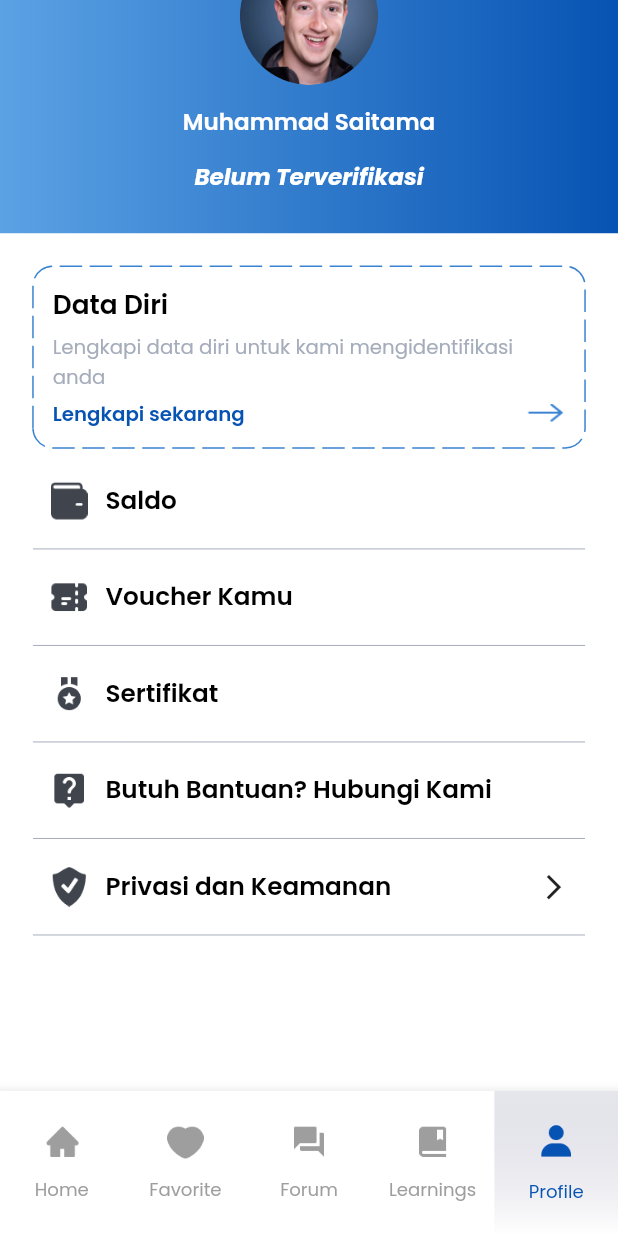
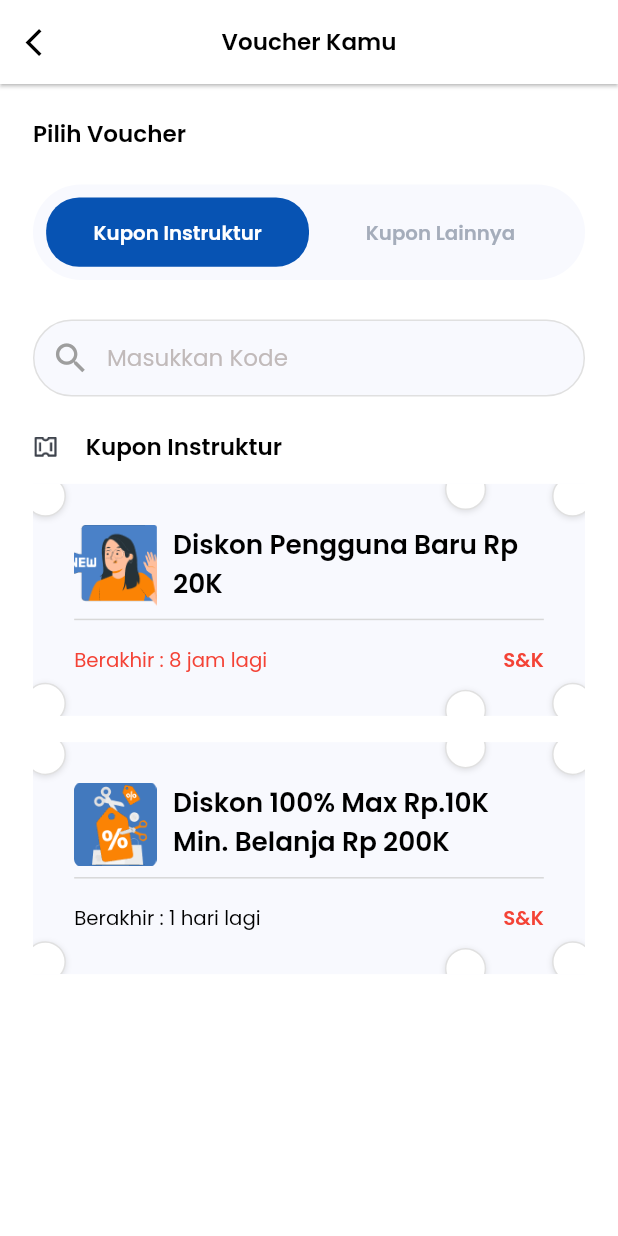
Before and after one commit to fathulaziss/profile-student, a Flutter app: the screen it shows after launch, scrolled down 95 dp, after a tap on "Voucher Kamu", on a phone screen of 412 x 824 dp. Run offline on Flutter 3.47's test engine with Material 2 defaults, Android fonts, the light colour scheme and no system bars; drawn by our look-alikes of dotted_border; our stand-ins replace dropdown_button2, flutter_screenutil, flutter_spinkit, get, google_fonts, image_picker; missing offline and left inert: easy_mask; project files that could hold a hidden picture were left out.

Commit message:
add voucher view

```diff
--- a/lib/app/modules/home/tabs/tab_profile.dart
+++ b/lib/app/modules/home/tabs/tab_profile.dart
@@ -25,7 +25,7 @@ class TabProfile extends StatelessWidget {
             label: 'Saldo',
           ),
           TabProfileMenu(
-            onTap: () {},
+            onTap: () => Get.toNamed(Routes.VOUCHER),
             icon: 'ic_voucher.png',
             label: 'Voucher Kamu',
           ),
--- a/lib/app/modules/sertifikat/views/sertifikat_view.dart
+++ b/lib/app/modules/sertifikat/views/sertifikat_view.dart
@@ -11,7 +11,7 @@ class SertifikatView extends GetView<SertifikatController> {
   @override
   Widget build(BuildContext context) {
     return Scaffold(
-      backgroundColor: const Color(0xFFF8F9FC),
+      backgroundColor: Colors.white,
       appBar: AppBar(
         title: Text(
           'Sertifikat Saya',
@@ -19,7 +19,7 @@ class SertifikatView extends GetView<SertifikatController> {
         ),
         centerTitle: true,
         backgroundColor: Colors.white,
-        elevation: 0.5,
+        elevation: 1,
         leading: IconButton(
           onPressed: Get.back,
           icon: Icon(
--- /dev/null
+++ b/lib/app/modules/voucher/bindings/voucher_binding.dart
@@ -0,0 +1,9 @@
+import 'package:get/get.dart';
+import 'package:profile_student/app/modules/voucher/controllers/voucher_controller.dart';
+
+class VoucherBinding extends Bindings {
+  @override
+  void dependencies() {
+    Get.lazyPut<VoucherController>(() => VoucherController());
+  }
+}
--- /dev/null
+++ b/lib/app/modules/voucher/components/voucher_item.dart
@@ -0,0 +1,157 @@
+import 'package:flutter/material.dart';
+import 'package:flutter_screenutil/flutter_screenutil.dart';
+import 'package:get/get.dart';
+import 'package:profile_student/app/modules/voucher/models/voucher_model.dart';
+import 'package:profile_student/styles/styles.dart';
+import 'package:profile_student/utils/app_asset.dart';
+
+class VoucherItem extends StatelessWidget {
+  const VoucherItem({super.key, required this.data});
+
+  final VoucherModel data;
+
+  @override
+  Widget build(BuildContext context) {
+    return Container(
+      width: Get.width,
+      decoration: const BoxDecoration(color: Color(0xFFF8F9FE)),
+      margin: EdgeInsets.only(bottom: Insets.lg),
+      child: Stack(
+        children: [
+          Padding(
+            padding: EdgeInsets.all(25.w),
+            child: Column(
+              crossAxisAlignment: CrossAxisAlignment.start,
+              mainAxisAlignment: MainAxisAlignment.center,
+              children: [
+                Row(
+                  crossAxisAlignment: CrossAxisAlignment.start,
+                  children: [
+                    SizedBox.square(
+                      dimension: 50.w,
+                      child: Image.asset(
+                        AppAsset.image(data.image),
+                        fit: BoxFit.cover,
+                      ),
+                    ),
+                    horizontalSpace(10.w),
+                    Expanded(
+                      child: Text(
+                        data.title,
+                        style: TextStyles.title.copyWith(fontSize: 16.w),
+                      ),
+                    )
+                  ],
+                ),
+                const Divider(color: Color(0xFFD8D8D8), thickness: 1),
+                verticalSpace(Insets.sm),
+                Row(
+                  mainAxisAlignment: MainAxisAlignment.spaceBetween,
+                  children: [
+                    Text(
+                      'Berakhir : ${data.expired}',
+                      style: TextStyles.desc.copyWith(
+                        color: data.expired.contains('jam')
+                            ? Colors.red
+                            : Colors.black,
+                      ),
+                    ),
+                    Text(
+                      'S&K',
+                      style: TextStyles.title
+                          .copyWith(fontSize: 12.w, color: Colors.red),
+                    )
+                  ],
+                )
+              ],
+            ),
+          ),
+          Positioned(
+            top: -5.w,
+            left: -5.w,
+            child: Container(
+              width: 25.w,
+              height: 25.w,
+              decoration: BoxDecoration(
+                color: Colors.white,
+                shape: BoxShape.circle,
+                boxShadow: Shadows.small,
+                border: Border.all(color: Colors.grey.shade300),
+              ),
+            ),
+          ),
+          Positioned(
+            bottom: -5.w,
+            left: -5.w,
+            child: Container(
+              width: 25.w,
+              height: 25.w,
+              decoration: BoxDecoration(
+                color: Colors.white,
+                shape: BoxShape.circle,
+                boxShadow: Shadows.small,
+                border: Border.all(color: Colors.grey.shade300),
+              ),
+            ),
+          ),
+          Positioned(
+            top: -5.w,
+            right: -5.w,
+            child: Container(
+              width: 25.w,
+              height: 25.w,
+              decoration: BoxDecoration(
+                color: Colors.white,
+                shape: BoxShape.circle,
+                boxShadow: Shadows.small,
+                border: Border.all(color: Colors.grey.shade300),
+              ),
+            ),
+          ),
+          Positioned(
+            bottom: -5.w,
+            right: -5.w,
+            child: Container(
+              width: 25.w,
+              height: 25.w,
+              decoration: BoxDecoration(
+                color: Colors.white,
+                shape: BoxShape.circle,
+                boxShadow: Shadows.small,
+                border: Border.all(color: Colors.grey.shade300),
+              ),
+            ),
+          ),
+          Positioned(
+            top: -10,
+            right: 60.w,
+            child: Container(
+              width: 25.w,
+              height: 25.w,
+              decoration: BoxDecoration(
+                color: Colors.white,
+                shape: BoxShape.circle,
+                boxShadow: Shadows.small,
+                border: Border.all(color: Colors.grey.shade300),
+              ),
+            ),
+          ),
+          Positioned(
+            bottom: -10,
+            right: 60.w,
+            child: Container(
+              width: 25.w,
+              height: 25.w,
+              decoration: BoxDecoration(
+                color: Colors.white,
+                shape: BoxShape.circle,
+                boxShadow: Shadows.small,
+                border: Border.all(color: Colors.grey.shade300),
+              ),
+            ),
+          ),
+        ],
+      ),
+    );
+  }
+}
--- /dev/null
+++ b/lib/app/modules/voucher/components/voucher_tabbar.dart
@@ -0,0 +1,62 @@
+import 'package:flutter/material.dart';
+import 'package:flutter_screenutil/flutter_screenutil.dart';
+import 'package:get/get.dart';
+import 'package:profile_student/app/modules/voucher/controllers/voucher_controller.dart';
+import 'package:profile_student/styles/colors.dart';
+import 'package:profile_student/styles/styles.dart';
+import 'package:profile_student/widgets/buttons/button_primary.dart';
+
+class VoucherTabbar extends GetView<VoucherController> {
+  const VoucherTabbar({super.key});
+
+  @override
+  Widget build(BuildContext context) {
+    return Obx(
+      () => Container(
+        padding: EdgeInsets.all(Insets.sm),
+        decoration: BoxDecoration(
+          borderRadius: Corners.xxlBorder,
+          color: const Color(0xFFF8F9FE),
+        ),
+        child: Row(
+          children: [
+            Expanded(
+              child: ButtonPrimary(
+                label: 'Kupon Instruktur',
+                textStyle: TextStyles.title.copyWith(
+                  fontSize: 12.w,
+                  color: controller.tabbarIndex.value == 0
+                      ? Colors.white
+                      : const Color(0xFFA5ADBB),
+                ),
+                color: controller.tabbarIndex.value == 0
+                    ? AppColor.primaryColor
+                    : Colors.transparent,
+                onTap: () {
+                  controller.tabbarIndex(0);
+                },
+              ),
+            ),
+            Expanded(
+              child: ButtonPrimary(
+                label: 'Kupon Lainnya',
+                textStyle: TextStyles.title.copyWith(
+                  fontSize: 12.w,
+                  color: controller.tabbarIndex.value == 1
+                      ? Colors.white
+                      : const Color(0xFFA5ADBB),
+                ),
+                color: controller.tabbarIndex.value == 1
+                    ? AppColor.primaryColor
+                    : Colors.transparent,
+                onTap: () {
+                  controller.tabbarIndex(1);
+                },
+              ),
+            )
+          ],
+        ),
+      ),
+    );
+  }
+}
--- /dev/null
+++ b/lib/app/modules/voucher/controllers/voucher_controller.dart
@@ -0,0 +1,40 @@
+import 'package:flutter/material.dart';
+import 'package:get/get.dart';
+import 'package:profile_student/app/modules/voucher/models/voucher_model.dart';
+
+class VoucherController extends GetxController {
+  RxInt tabbarIndex = 0.obs;
+
+  List<VoucherModel> listVoucher = <VoucherModel>[
+    VoucherModel(
+      expired: '8 jam lagi',
+      image: 'img_voucher1.png',
+      title: 'Diskon Pengguna Baru Rp 20K',
+    ),
+    VoucherModel(
+      expired: '1 hari lagi',
+      image: 'img_voucher2.png',
+      title: 'Diskon 100% Max Rp.10K Min. Belanja Rp 200K',
+    )
+  ];
+
+  final cSearchVoucher = TextEditingController();
+  RxString search = ''.obs;
+  RxList<VoucherModel> listSearchVoucher = <VoucherModel>[].obs;
+
+  void setSearch(String value) {
+    search(value);
+    searchVoucher(keyword: search.value);
+  }
+
+  void searchVoucher({required String keyword}) {
+    final searchList = <VoucherModel>[];
+    for (var i = 0; i < listVoucher.length; i++) {
+      final title = listVoucher[i].title;
+      if (title.toLowerCase().contains(keyword.toLowerCase())) {
+        searchList.add(listVoucher[i]);
+      }
+    }
+    listSearchVoucher.value = searchList;
+  }
+}
--- /dev/null
+++ b/lib/app/modules/voucher/models/voucher_model.dart
@@ -0,0 +1,11 @@
+class VoucherModel {
+  VoucherModel({
+    this.expired = '',
+    this.image = '',
+    this.title = '',
+  });
+
+  final String image;
+  final String title;
+  final String expired;
+}
--- /dev/null
+++ b/lib/app/modules/voucher/views/voucher_view.dart
@@ -0,0 +1,108 @@
+import 'package:flutter/material.dart';
+import 'package:flutter_screenutil/flutter_screenutil.dart';
+import 'package:get/get.dart';
+import 'package:profile_student/app/modules/voucher/components/voucher_item.dart';
+import 'package:profile_student/app/modules/voucher/components/voucher_tabbar.dart';
+import 'package:profile_student/app/modules/voucher/controllers/voucher_controller.dart';
+import 'package:profile_student/styles/styles.dart';
+import 'package:profile_student/utils/app_asset.dart';
+import 'package:profile_student/widgets/inputs/input_primary.dart';
+
+class VoucherView extends GetView<VoucherController> {
+  const VoucherView({super.key});
+
+  @override
+  Widget build(BuildContext context) {
+    return Scaffold(
+      backgroundColor: Colors.white,
+      appBar: AppBar(
+        title: Text(
+          'Voucher Kamu',
+          style: TextStyles.title.copyWith(fontSize: 14.w),
+        ),
+        centerTitle: true,
+        backgroundColor: Colors.white,
+        elevation: 1,
+        leading: IconButton(
+          onPressed: Get.back,
+          icon: Icon(
+            Icons.arrow_back_ios,
+            color: Colors.black,
+            size: 20.w,
+          ),
+        ),
+      ),
+      body: Obx(
+        () => Padding(
+          padding: EdgeInsets.all(20.w),
+          child: Flex(
+            direction: Axis.vertical,
+            crossAxisAlignment: CrossAxisAlignment.start,
+            children: [
+              Text(
+                'Pilih Voucher',
+                style: TextStyles.title.copyWith(fontSize: 14.w),
+              ),
+              verticalSpace(20.w),
+              const VoucherTabbar(),
+              verticalSpace(20.w),
+              InputPrimary(
+                hint: 'Masukkan Kode',
+                prefixIcon: Padding(
+                  padding: EdgeInsets.symmetric(horizontal: 10.w),
+                  child: Icon(
+                    Icons.search,
+                    size: 24.w,
+                    color: Colors.grey,
+                  ),
+                ),
+                borderRadius: 25.w,
+                color: const Color(0xFFF8F9FE),
+                controller: controller.cSearchVoucher,
+                onChanged: (value) {
+                  controller.setSearch(value);
+                },
+                validation: (value) => true,
+              ),
+              verticalSpace(16.w),
+              Row(
+                children: [
+                  Image.asset(AppAsset.icon('ic_voucher2.png'), width: 16.w),
+                  horizontalSpace(16.w),
+                  Text(
+                    controller.tabbarIndex.value == 0
+                        ? 'Kupon Instruktur'
+                        : 'Kupon Lainnya',
+                    style: TextStyles.title.copyWith(fontSize: 14.w),
+                  )
+                ],
+              ),
+              verticalSpace(12.w),
+              Expanded(
+                child: controller.search.value.isEmpty
+                    ? ListView.builder(
+                        padding: EdgeInsets.zero,
+                        itemCount: controller.listVoucher.length,
+                        itemBuilder: (context, index) {
+                          return VoucherItem(
+                            data: controller.listVoucher[index],
+                          );
+                        },
+                      )
+                    : ListView.builder(
+                        padding: EdgeInsets.zero,
+                        itemCount: controller.listSearchVoucher.length,
+                        itemBuilder: (context, index) {
+                          return VoucherItem(
+                            data: controller.listSearchVoucher[index],
+                          );
+                        },
+                      ),
+              )
+            ],
+          ),
+        ),
+      ),
+    );
+  }
+}
--- a/lib/app/routes/app_pages.dart
+++ b/lib/app/routes/app_pages.dart
@@ -7,6 +7,8 @@ import 'package:profile_student/app/modules/home/bindings/home_binding.dart';
 import 'package:profile_student/app/modules/home/views/home_view.dart';
 import 'package:profile_student/app/modules/sertifikat/bindings/sertifikat_binding.dart';
 import 'package:profile_student/app/modules/sertifikat/views/sertifikat_view.dart';
+import 'package:profile_student/app/modules/voucher/bindings/voucher_binding.dart';
+import 'package:profile_student/app/modules/voucher/views/voucher_view.dart';
 
 // ignore_for_file: constant_identifier_names
 
@@ -38,5 +40,10 @@ class AppPages {
       page: () => const SertifikatView(),
       binding: SertifikatBinding(),
     ),
+    GetPage(
+      name: _Paths.VOUCHER,
+      page: () => const VoucherView(),
+      binding: VoucherBinding(),
+    ),
   ];
 }
--- a/lib/app/routes/app_routes.dart
+++ b/lib/app/routes/app_routes.dart
@@ -9,6 +9,7 @@ abstract class Routes {
   static const EDIT_PROFILE = _Paths.EDIT_PROFILE;
   static const DATA_DIRI = _Paths.DATA_DIRI;
   static const SERTIFIKAT = _Paths.SERTIFIKAT;
+  static const VOUCHER = _Paths.VOUCHER;
 }
 
 abstract class _Paths {
@@ -17,4 +18,5 @@ abstract class _Paths {
   static const EDIT_PROFILE = '/edit-profile';
   static const DATA_DIRI = '/data-diri';
   static const SERTIFIKAT = '/sertifikat';
+  static const VOUCHER = '/voucher';
 }
--- /dev/null
+++ b/lib/widgets/cards/card_app.dart
@@ -0,0 +1,69 @@
+import 'package:flutter/material.dart';
+import 'package:flutter_screenutil/flutter_screenutil.dart';
+import 'package:get/get.dart';
+import 'package:profile_student/styles/styles.dart';
+
+class CardApp extends StatelessWidget {
+  const CardApp({
+    Key? key,
+    this.margin,
+    this.padding,
+    this.radius,
+    this.width,
+    this.height,
+    this.child,
+    this.color,
+    this.outlineColor,
+    this.borderWidth,
+    this.isOutlined = false,
+    this.decoration,
+    this.constraints,
+    this.isShowShadows = false,
+    this.shadows,
+  }) : super(key: key);
+
+  final EdgeInsets? margin;
+  final EdgeInsets? padding;
+  final double? radius;
+  final double? width;
+  final double? height;
+  final Widget? child;
+  final Color? color;
+  final Color? outlineColor;
+  final double? borderWidth;
+  final bool isOutlined;
+  final BoxDecoration? decoration;
+  final BoxConstraints? constraints;
+  final bool isShowShadows;
+  final List<BoxShadow>? shadows;
+
+  @override
+  Widget build(BuildContext context) {
+    return Container(
+      width: width ?? Get.width,
+      height: height,
+      margin: margin ?? EdgeInsets.zero,
+      padding: padding ?? EdgeInsets.all(Insets.med),
+      constraints: constraints ?? BoxConstraints(minHeight: 48.w),
+      decoration: decoration ??
+          (isOutlined
+              ? BoxDecoration(
+                  color: color ?? Colors.white,
+                  borderRadius: BorderRadius.circular(radius ?? Insets.sm),
+                  border: Border.all(
+                    color: outlineColor ?? Colors.grey,
+                    width: borderWidth ?? 1,
+                  ),
+                  boxShadow:
+                      isShowShadows ? shadows ?? Shadows.small : Shadows.none,
+                )
+              : BoxDecoration(
+                  color: color ?? Colors.white,
+                  borderRadius: BorderRadius.circular(radius ?? Insets.sm),
+                  boxShadow:
+                      isShowShadows ? shadows ?? Shadows.small : Shadows.none,
+                )),
+      child: child,
+    );
+  }
+}
--- /dev/null
+++ b/lib/widgets/others/ticket_clipper.dart
@@ -0,0 +1,31 @@
+// ignore_for_file: cascade_invocations
+
+import 'package:flutter/material.dart';
+import 'package:flutter_screenutil/flutter_screenutil.dart';
+
+class TicketClipper extends CustomClipper<Path> {
+  @override
+  Path getClip(Size size) {
+    final path = Path();
+    path.moveTo(25, 0);
+    path.arcToPoint(const Offset(0, 25), radius: const Radius.circular(20));
+    path.lineTo(0, size.height - 35);
+    path.arcToPoint(Offset(25, size.height), radius: const Radius.circular(22));
+    path.lineTo(size.width - 25, size.height);
+    path.arcToPoint(
+      Offset(size.width, size.height - 35),
+      radius: const Radius.circular(22),
+    );
+    path.lineTo(size.width, 25.w);
+    path.arcToPoint(
+      Offset(size.width - 25.w, 0),
+      radius: const Radius.circular(20),
+    );
+    return path;
+  }
+
+  @override
+  bool shouldReclip(CustomClipper<Path> oldClipper) {
+    return true;
+  }
+}
--- a/pubspec.yaml
+++ b/pubspec.yaml
@@ -7,6 +7,7 @@ environment:
 
 dependencies:
   cupertino_icons: ^1.0.2
+  custom_clippers: ^2.0.0
   dotted_border: ^2.0.0+3
   dropdown_button2: ^1.9.1
   easy_mask: ^2.0.1
```
Also changed, not shown: assets/icons/ic_voucher2.png (added), assets/images/img_voucher1.png (added), assets/images/img_voucher2.png (added), 1 other file.
